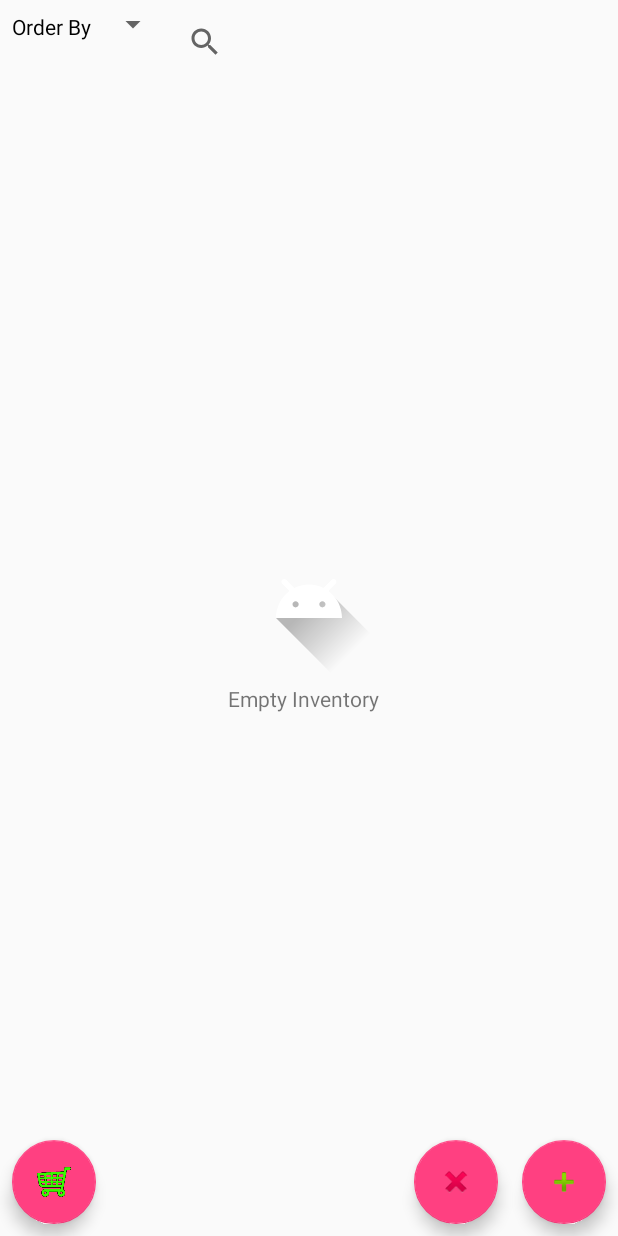
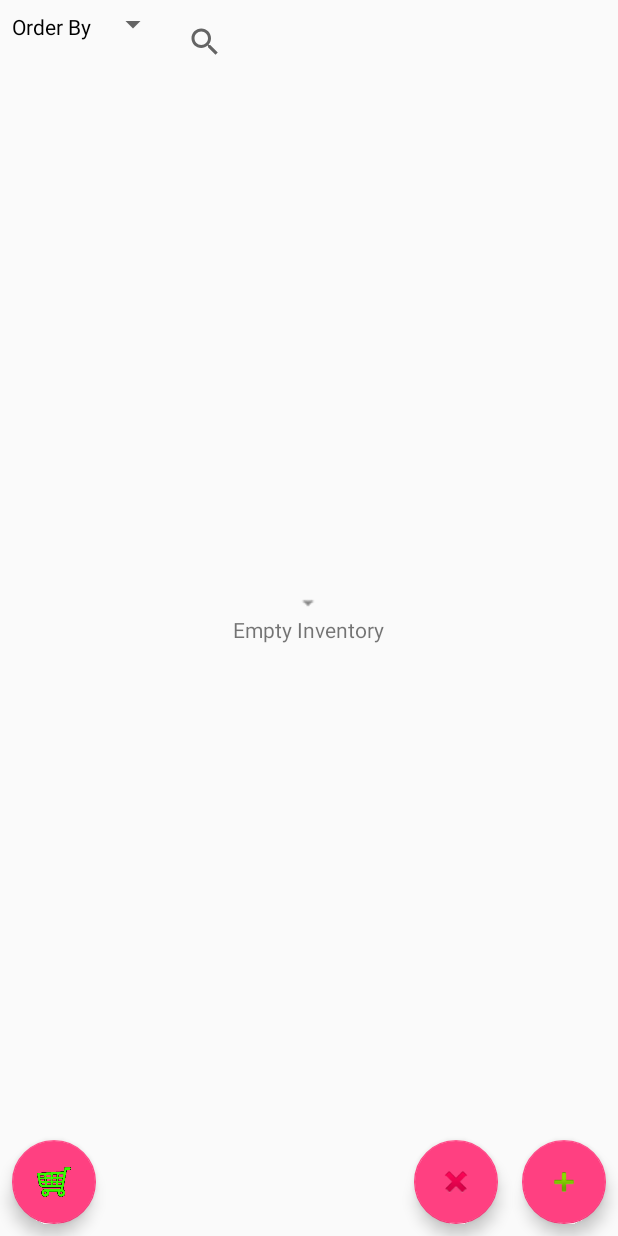
Before and after one commit to Thanassiz/InventoryApp, an Android app: the layout activity_main.xml on its own in the app's theme, with its tools: preview values and no code run, on a phone screen of 412 x 824 dp. Run offline under Robolectric (Android 15) with nearby library versions, the phone set to English and light mode, and no system bars.

Commit message:
Bug fixes

```diff
--- a/app/src/main/java/com/example/android/inventoryapp/ProductActivity.java
+++ b/app/src/main/java/com/example/android/inventoryapp/ProductActivity.java
@@ -215,7 +215,7 @@ public class ProductActivity extends AppCompatActivity implements LoaderManager.
             } else {
                 int intSize = Integer.parseInt(size);
                 if (intSize < 0 || intSize > 4) {
-                    sizeEditText.setError(getString(R.string.error_insert_valid_data));
+                    sizeEditText.setError(getString(R.string.error_invalid_size_input));
                     return false;
                 }
             }
--- a/app/src/main/java/com/example/android/inventoryapp/Utilities.java
+++ b/app/src/main/java/com/example/android/inventoryapp/Utilities.java
@@ -55,4 +55,9 @@ public class Utilities {
         SharedPreferences preferences = context.getSharedPreferences(TAG, Context.MODE_PRIVATE);
         return preferences.getString(ORDER_BY_KEY, null);
     }
+
+    public static boolean isEmptyString(String stringToCheck) {
+        return (stringToCheck == null || stringToCheck.trim().length() == 0);
+    }
+
 }
--- a/app/src/main/res/layout/activity_main.xml
+++ b/app/src/main/res/layout/activity_main.xml
@@ -80,7 +80,7 @@
 
         <ImageView
             android:id="@+id/empty_image"
-            android:src="@drawable/ic_launcher_foreground"
+            android:src="@drawable/icon_dropdown"
             android:contentDescription="Empty Image"
             android:layout_width="wrap_content"
             android:layout_height="wrap_content"
--- a/app/src/main/res/values/strings.xml
+++ b/app/src/main/res/values/strings.xml
@@ -20,6 +20,7 @@
     <string name="error_update_item">Failed to update data.</string>
     <string name="error_empty_field">Please enter the current field.</string>
     <string name="error_insert_valid_data">Please enter valid data.</string>
+    <string name="error_invalid_size_input">Sizes = 0&#8211;4, XS&#8211;XL</string>
 
     <!-- UI Views -->
     <string name="new_product_name_label">Product Name: &#160;</string>
```
Also changed, not shown: app/src/main/java/com/example/android/inventoryapp/MainActivity.java (+7 -6 lines).
